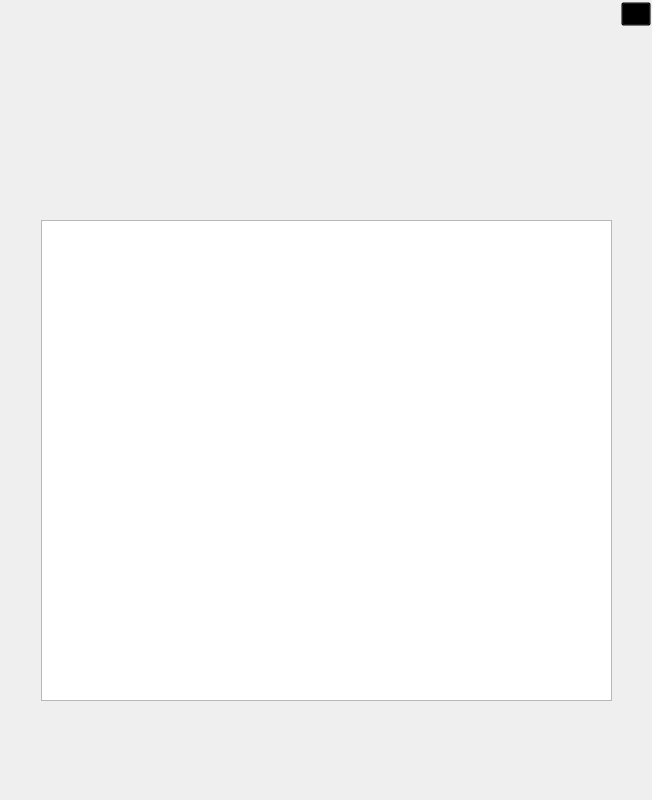
The window that ClientModule/menuwindow.ui (giovannic96/Real-time-collaborative-text-editor) describes before a commit, drawn with Qt 5.
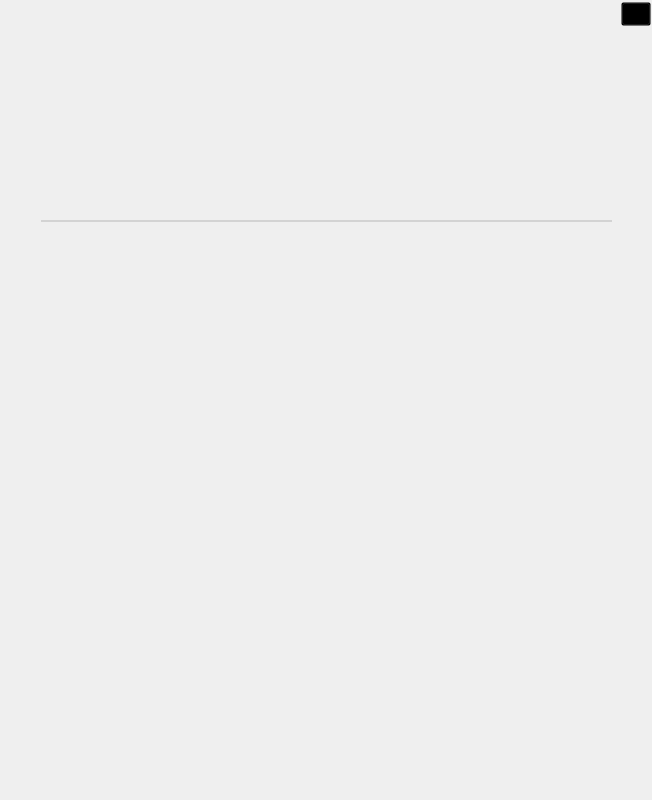
The same window after the commit. The open tabs and pages were chosen to show the change. Icons and pictures are not drawn.

Commit message: New List File design

Diff of the .ui file:
```diff
--- a/ClientModule/menuwindow.ui
+++ b/ClientModule/menuwindow.ui
@@ -214,6 +214,14 @@
         <height>481</height>
        </rect>
       </property>
+      <property name="styleSheet">
+       <string notr="true">background-color:transparent;
+border: none;
+border-top: 2px solid lightgrey;
+padding: 20px;
+
+</string>
+      </property>
      </widget>
      <widget class="QPushButton" name="backButton">
       <property name="geometry">
```
The commit also changes 1 other file.
